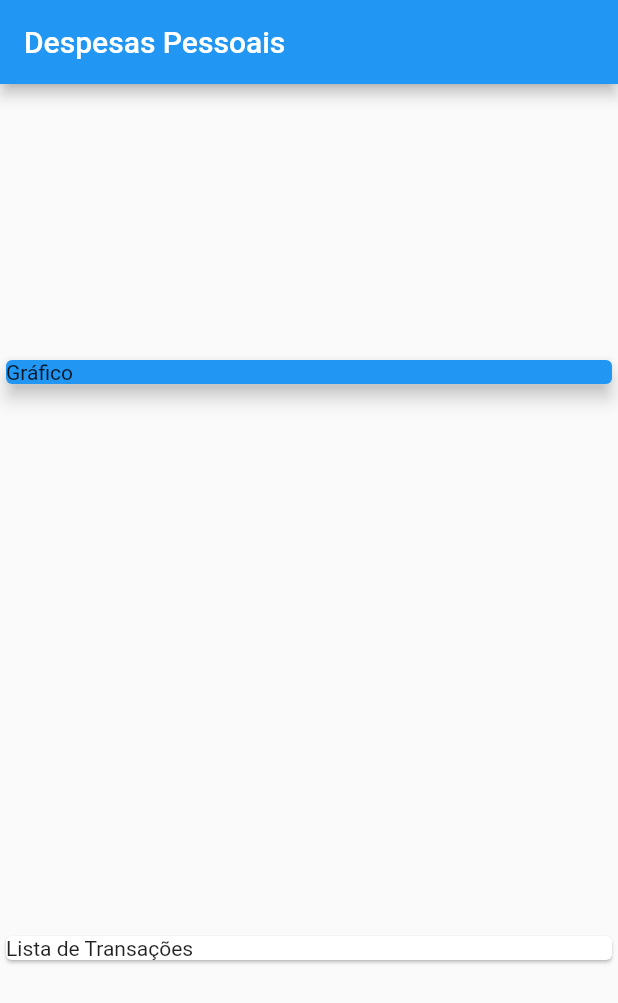
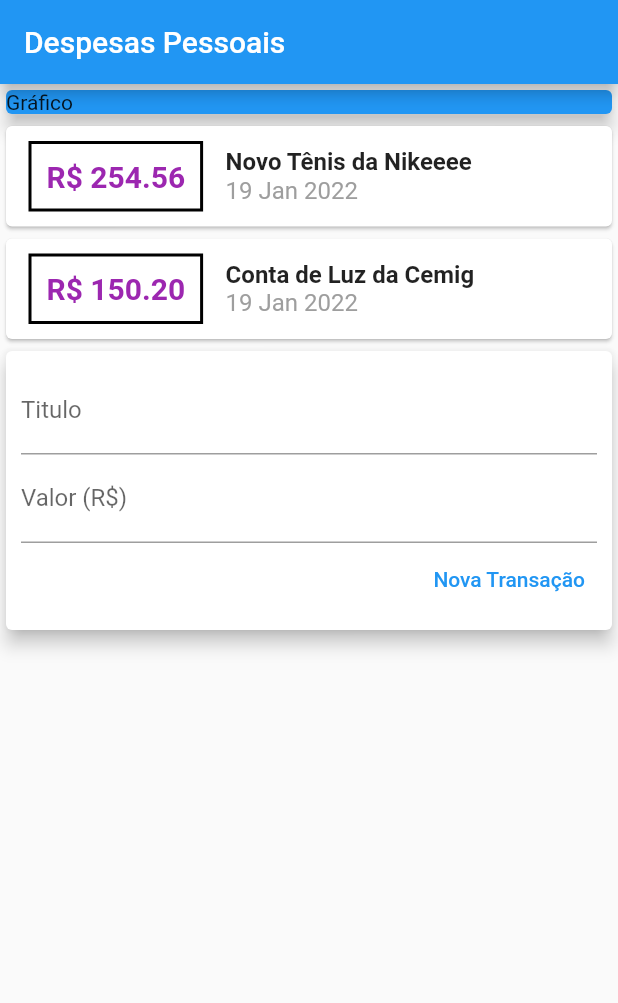
Before and after one commit to JoaoPauloPrata/depesas, a Flutter app: the screen it shows after launch, on a phone screen of 412 x 824 dp. Shown: the top 1003 px of the screen. Run offline on Flutter 3.47's test engine with Material 2 defaults, Android fonts, the phone set to English and light mode, and no system bars.

Commit message:
Versão inicial da pagina de despesas

```diff
--- a/expenses/lib/main.dart
+++ b/expenses/lib/main.dart
@@ -1,19 +1,37 @@
+// ignore_for_file: avoid_unnecessary_containers
+
+import 'package:expenses/model/transaction.dart';
+import 'package:flutter/cupertino.dart';
 import 'package:flutter/material.dart';
+import 'package:intl/intl.dart';
 
-main() => runApp(const ExpensesApp());
+main() => runApp(ExpensesApp());
 
 class ExpensesApp extends StatelessWidget {
-  const ExpensesApp({Key? key}) : super(key: key);
+  ExpensesApp({Key? key}) : super(key: key);
   @override
   Widget build(BuildContext context) {
-    return const MaterialApp(
+    return MaterialApp(
       home: MyHomePage(),
     );
   }
 }
 
 class MyHomePage extends StatelessWidget {
-  const MyHomePage({Key? key}) : super(key: key);
+  MyHomePage({Key? key}) : super(key: key);
+  final _transactions_ = [
+    Transaction(
+        id: 't1',
+        title: 'Novo Tênis da Nikeeee',
+        value: 254.56,
+        date: DateTime.now()),
+    Transaction(
+        id: 't2',
+        title: 'Conta de Luz da Cemig',
+        value: 150.2,
+        date: DateTime.now()),
+  ];
+
   @override
   Widget build(BuildContext context) {
     return Scaffold(
@@ -21,7 +39,6 @@ class MyHomePage extends StatelessWidget {
         title: const Text('Despesas Pessoais'),
       ),
       body: Column(
-        mainAxisAlignment: MainAxisAlignment.spaceAround,
         crossAxisAlignment: CrossAxisAlignment.stretch,
         children: [
           Container(
@@ -30,9 +47,72 @@ class MyHomePage extends StatelessWidget {
             color: Colors.blue,
             child: Text('Gráfico'),
           )),
+          Column(
+            children: _transactions_
+                .map((tr) => Card(
+                      child: Row(
+                        children: [
+                          Container(
+                            // ignore: prefer_const_constructors
+                            margin: EdgeInsets.symmetric(
+                                horizontal: 15, vertical: 10),
+                            decoration: BoxDecoration(
+                                border:
+                                    Border.all(color: Colors.black, width: 2)),
+                            padding: const EdgeInsets.all(10),
+                            child: Text(
+                              'R\$ ${tr.value.toStringAsFixed(2)}',
+                              style: const TextStyle(
+                                  fontSize: 20,
+                                  fontWeight: FontWeight.bold,
+                                  color: Colors.purple),
+                            ),
+                          ),
+                          Column(
+                            crossAxisAlignment: CrossAxisAlignment.start,
+                            children: [
+                              Text(
+                                tr.title,
+                                style: const TextStyle(
+                                    fontSize: 16, fontWeight: FontWeight.bold),
+                              ),
+                              Text(
+                                DateFormat('d MMM y').format(tr.date),
+                                style: const TextStyle(
+                                    fontSize: 16, color: Colors.grey),
+                              )
+                            ],
+                          )
+                        ],
+                      ),
+                    ))
+                .toList(),
+          ),
           Card(
-            child: Text('Lista de Transações'),
-          )
+              elevation: 5,
+              child: Padding(
+                padding: const EdgeInsets.all(10.0),
+                child: Column(
+                  children: [
+                    const TextField(
+                      decoration: InputDecoration(labelText: 'Titulo'),
+                    ),
+                    const TextField(
+                        decoration: InputDecoration(
+                      labelText: 'Valor (R\$)',
+                    )),
+                    Row(
+                      mainAxisAlignment: MainAxisAlignment.end,
+                      children: [
+                        TextButton(
+                          child: const Text('Nova Transação'),
+                          onPressed: () {},
+                        ),
+                      ],
+                    )
+                  ],
+                ),
+              ))
         ],
       ),
     );
--- a/expenses/pubspec.yaml
+++ b/expenses/pubspec.yaml
@@ -29,7 +29,7 @@ environment:
 dependencies:
   flutter:
     sdk: flutter
-
+  intl: ^0.17.0
 
   # The following adds the Cupertino Icons font to your application.
   # Use with the CupertinoIcons class for iOS style icons.
```
Also changed, not shown: expenses/pubspec.lock.
